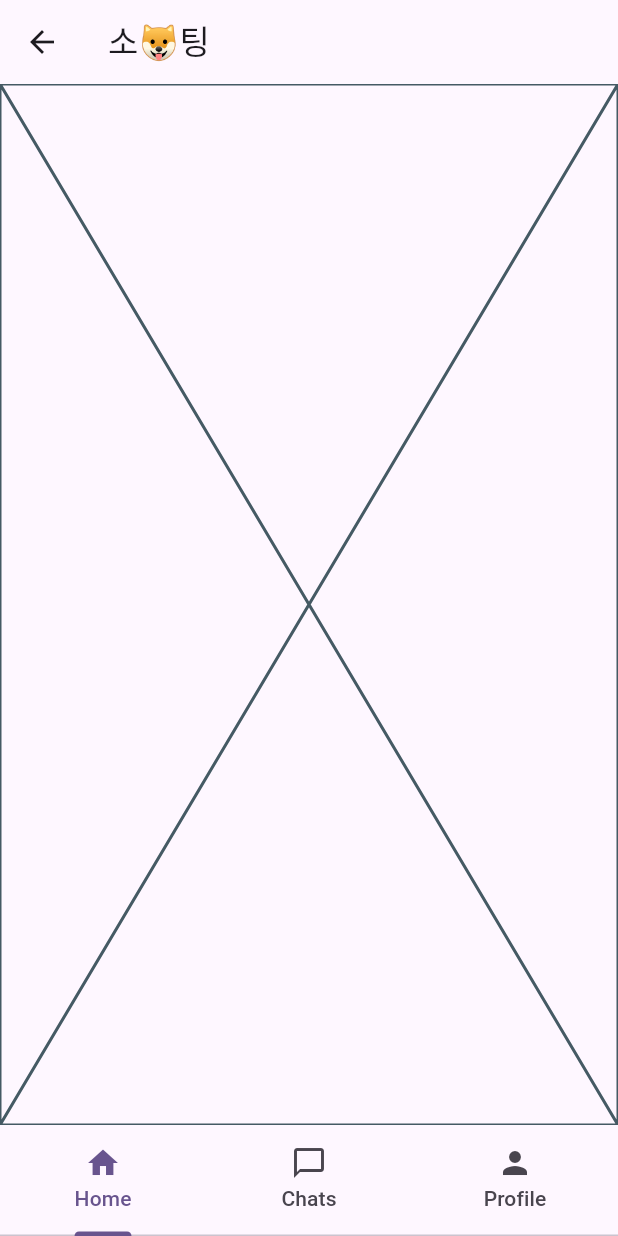
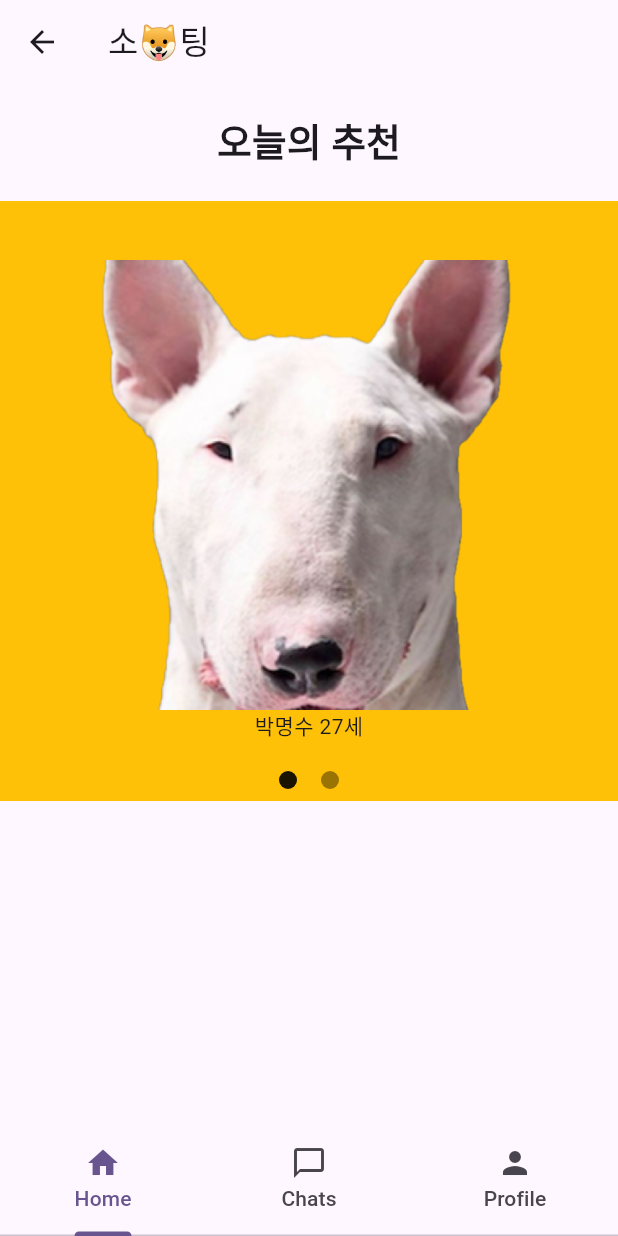
Before and after one commit to j0527/KPLJ, a Flutter app: the HomeWidget screen opened directly, on a phone screen of 412 x 824 dp. Run offline on Flutter 3.47's test engine with Material 2 defaults, Android fonts, the phone set to English and light mode, and no system bars; drawn by our look-alikes of carousel_slider; our stand-ins replace get.

Commit message:
메인화면 추천 이미지 슬라이더 구현

```diff
--- /dev/null
+++ b/lib/components/imageSlider_widget.dart
@@ -0,0 +1,124 @@
+import 'package:blind_dating/indicatorCurrent_model.dart';
+import 'package:blind_dating/sliderItems_model.dart';
+import 'package:carousel_slider/carousel_controller.dart';
+import 'package:carousel_slider/carousel_slider.dart';
+import 'package:flutter/material.dart';
+import 'package:get/get.dart';
+
+// View에서 불러와서 바로 쓰게끔 하나로 합치는 클래스이며 위젯 2개를 합쳐서 씀 (따로따로 dart파일 만들어서 하는게 좋은건지 이게 좋은지 모름)
+class ImageSliderWidget extends StatelessWidget {
+  final CarouselController controller; // CarouselController 인스턴스
+  final List<SliderlItems> imageList; // 슬라이더에 담길 것들 가지고있는 리스트
+  final RxInt current; // 바뀌는 current를 알기위해 RxInt로 선언
+
+  ImageSliderWidget({
+    Key? key,
+    required this.controller,
+    required this.imageList,
+    required this.current,
+  });
+
+  @override
+  Widget build(BuildContext context) {
+    return Column(
+      children: [
+        // 각각의 위젯에 정보 넣어주기
+        CarouselSliderWidget(controller: controller, imageList: imageList, current: current),
+        CarouselIndicator(controller: controller, imageList: imageList, current: current),
+      ],
+    );
+  }
+}
+
+// Slider부분을 담당하는 위젯
+class CarouselSliderWidget extends StatelessWidget {
+  final CarouselController controller;
+  final List<SliderlItems> imageList;
+  final RxInt current;
+
+  // Slider에 필요한 정보들
+  CarouselSliderWidget({
+    Key? key,
+    required this.controller,
+    required this.imageList,
+    required this.current,
+  });
+
+  @override
+  Widget build(BuildContext context) {
+    return CarouselSlider(
+      carouselController: controller,
+      items: imageList.map((item) {
+        return Column(
+          mainAxisAlignment: MainAxisAlignment.center,
+          children: [
+            SizedBox(
+              width: 300,
+              height: 300,
+              child: Image.asset(item.imagePath, fit: BoxFit.cover), // fit 조절로 이미지를 원하는 크기에 맞게 조절 가능
+            ),
+            Text(item.description),
+          ],
+        );
+      }).toList(),
+      options: CarouselOptions(
+        height: 400,
+        viewportFraction: 1.0,
+        autoPlay: true,
+        autoPlayInterval: const Duration(seconds: 3),
+        onPageChanged: (index, reason) {
+          current.value = index; // 페이지 변경 시 current 업데이트
+        },
+      ),
+    );
+  }
+}
+
+// indicator를 담당하는 위젯
+class CarouselIndicator extends StatelessWidget {
+  final CarouselController controller;
+  final List<SliderlItems> imageList;
+  final RxInt current;
+
+  // indicator에 필요한 정보들
+  CarouselIndicator({
+    Key? key,
+    required this.controller,
+    required this.imageList,
+    required this.current,
+  });
+
+  @override
+  Widget build(BuildContext context) {
+    return GetBuilder<IndicatorCurrent>(
+      builder: (indicatorCurrent) {
+        return Align(
+          alignment: Alignment.bottomCenter,
+          child: Row(
+            mainAxisAlignment: MainAxisAlignment.center,
+            children: imageList.asMap().entries.map((entry) { // entry는 슬라이더의 인덱스에 담긴 모든걸 알고있는 Map항목임
+              return GestureDetector(
+                onTap: () {
+                  controller.animateToPage(entry.key);  // 이미지 슬라이더를 해당 페이지로 이동
+                  indicatorCurrent.setCurrent(entry.key); // IndicatorCurrent 컨트롤러를 통해 페이지 변경
+                },
+                // indicator의 속성들을 정의하는 부분, Obx는 index마다 색이 바뀌기 때문에 감싸져있음
+                child: Obx(() {
+                  return Container(
+                    width: 20,
+                    height: 12,
+                    margin: const EdgeInsets.symmetric(vertical: 8.0, horizontal: 4.0), // 상하(vertical)로는 8.0, 좌우(horizontal)로는 4.0의 여백을 부여
+                    decoration: BoxDecoration(
+                      shape: BoxShape.circle, // 동그라미 indicator생성
+                      color: Colors.black.withOpacity(current.value == entry.key ? 0.9 : 0.4), // 투명도를 조절하기 선택되면 더 어두운색 되게해줌
+                    ),
+                  );
+                }),
+              );
+            }).toList(),
+          ),
+        );
+      },
+    );
+  }
+}
--- a/lib/homewidget.dart
+++ b/lib/homewidget.dart
@@ -36,7 +36,7 @@ class _HomeWidgetState extends State<HomeWidget> with SingleTickerProviderStateM
       ),
       body: TabBarView(
         controller: tabController,
-        children: const [
+        children: [
           MainPage(),      // 태영 메인 페이지
           Chats(),         // 진 채팅 페이지
           Profile()        // ?? 프로필 페이지
--- /dev/null
+++ b/lib/indicatorCurrent_model.dart
@@ -0,0 +1,11 @@
+import 'package:get/get.dart';
+
+class IndicatorCurrent extends GetxController{
+  RxInt current = 0.obs;
+
+  setCurrent(int value) {
+    current.value = value;
+    update();
+  }
+
+}
--- /dev/null
+++ b/lib/sliderItems_model.dart
@@ -0,0 +1,9 @@
+class SliderlItems {
+  final String imagePath; // 슬라이더의 이미지 정보
+  final String description; // 슬라이더의 텍스트 정보(유저 정보를 담을 곳으로 더 추가해야함)
+
+  SliderlItems({
+    required this.imagePath,
+    required this.description,
+  });
+}
--- a/lib/view/mainpage.dart
+++ b/lib/view/mainpage.dart
@@ -1,10 +1,83 @@
+import 'package:blind_dating/components/imageSlider_widget.dart';
+import 'package:blind_dating/indicatorCurrent_model.dart';
+import 'package:blind_dating/sliderItems_model.dart';
+import 'package:carousel_slider/carousel_controller.dart';
 import 'package:flutter/material.dart';
+import 'package:get/get.dart';
 
 class MainPage extends StatelessWidget {
-  const MainPage({super.key});
+  MainPage({super.key});
+
+  final CarouselController _controller = CarouselController(); // 이미지 슬라이더를 제어하기 위한 기본적인 컨트롤러
+  final IndicatorCurrent indicatorCurrent = Get.put(IndicatorCurrent()); // 현재 이미지 슬라이더의 상태를 관리하는 GetX 컨트롤러
+
+  // 이미지와 텍스트 가지는 더미데이터 리스트
+  final List<SliderlItems> carouselItems = [
+    SliderlItems(
+      imagePath: 'images/불테리어.png',
+      description: '박명수 27세',
+    ),
+    SliderlItems(
+      imagePath: 'images/퍼그.png',
+      description: '호날두 7세',
+    ),
+  ];
+
+
 
   @override
   Widget build(BuildContext context) {
-    return const Placeholder();
+    return Scaffold(
+      body: Center(
+        child: Column(
+          children: [
+            const Padding(
+              padding: EdgeInsets.all(20.0),
+              child: Text('오늘의 추천',
+              style: TextStyle(
+                fontSize: 25,
+                fontWeight: FontWeight.bold
+              ),
+              ),
+            ),
+              Container(
+                color: Colors.amber,
+                height: 400, // 이미지 슬라이더 높이
+                child: Stack(
+                  children: [
+                    GetBuilder<IndicatorCurrent>(
+                      builder: (controller) {
+                        return CarouselSliderWidget(
+                          // CarouselSliderWidget위젯에 전달하고 가져오는부분
+                          controller: _controller, // 이미지 슬라이더를 제어하는 컨트롤러를 전달
+                          imageList: carouselItems, // 이미지와 설명을 가진 리스트를 전달
+                          current: controller.current, // 현재 페이지를 관리하는 GetX 컨트롤러에서 현재 페이지를 가져옴
+                        );
+                      },
+                    ),
+                    CarouselIndicator(
+                      // CarouselIndicator위젯에 전달하고 가져오는부분
+                      imageList: carouselItems, // 이미지와 설명을 가진 리스트를 전달
+                      current: indicatorCurrent.current, // GetX 컨트롤러에서 현재 페이지를 가져옴
+                      controller: _controller, // 이미지 슬라이더를 제어하는 컨트롤러를 전달
+                    // ),
+                    // return ImageSliderWidget(
+                    //   imageList: carouselItems, // 이미지와 설명을 가진 리스트를 전달
+                    //   current: indicatorCurrent.current, // GetX 컨트롤러에서 현재 페이지를 가져옴
+                    //   controller: _controller, // 이미지 슬라이더를 제어하는 컨트롤러를 전달
+                    //   sliderCurrent: controller.current
+                    // );
+                    // },
+                    ),
+                  ],
+                ),
+              ),
+              Container(
+                padding: const EdgeInsets.all(20),
+              )
+            ],
+          ),
+        ),
+      );
   }
 }
```
Also changed, not shown: pubspec.yaml (+5 -2 lines), images/불테리어.png (added), images/퍼그.png (added), pubspec.lock.
